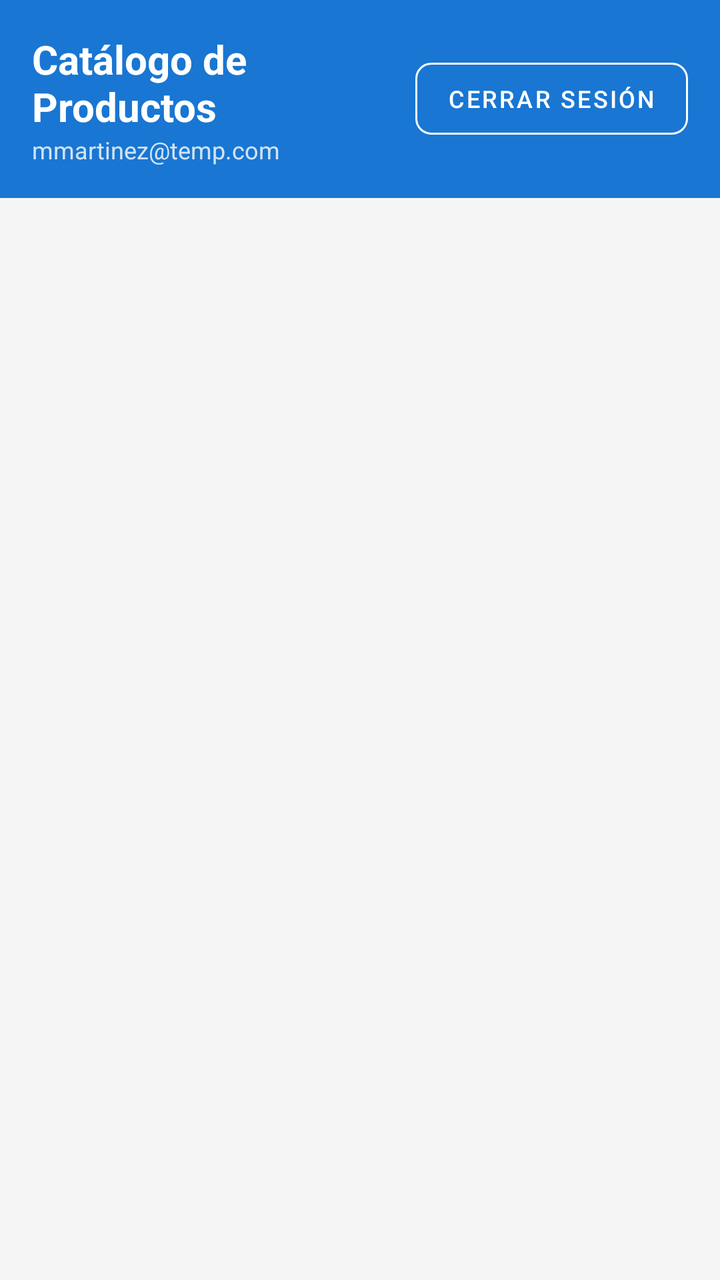
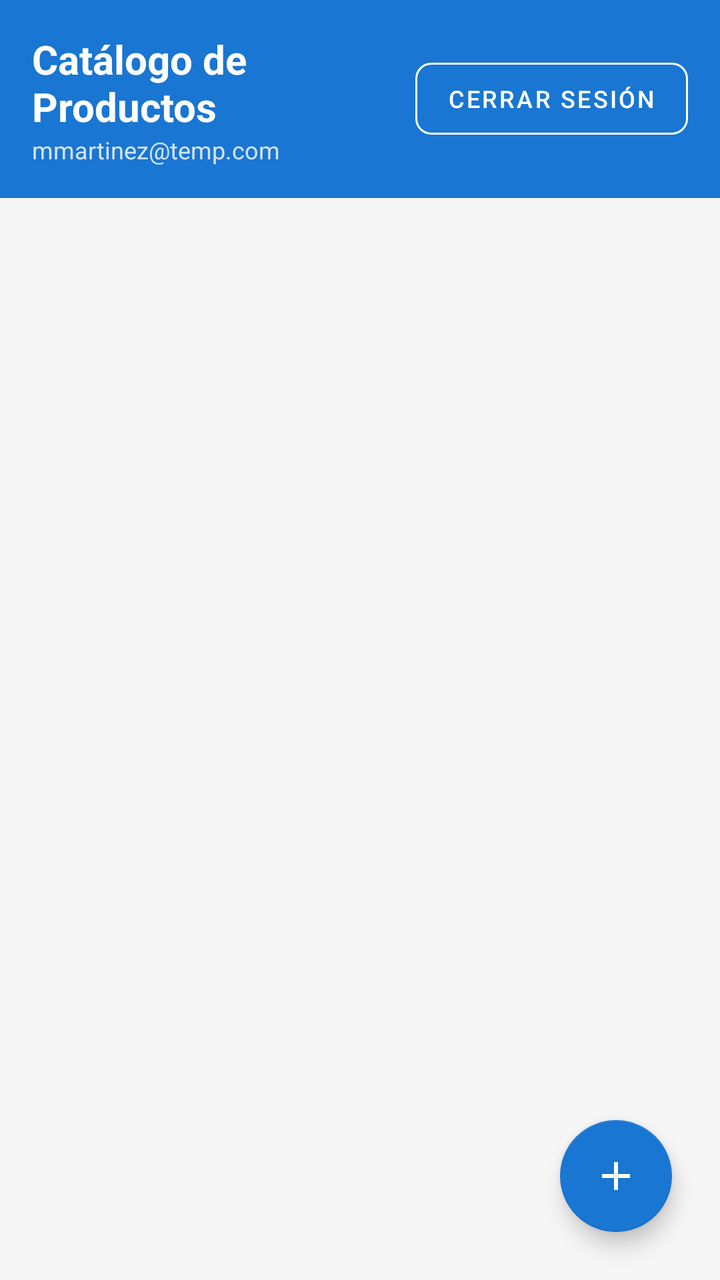

Two renders of the same Android screen: before a commit and after it. Below are the layout's source before the change and the commit's diff.
<!-- AndroidManifest.xml: application theme Theme.DamApiRestApp -->
<!-- res/layout/activity_products.xml -->
<?xml version="1.0" encoding="utf-8"?>
<LinearLayout xmlns:android="http://schemas.android.com/apk/res/android"
    xmlns:app="http://schemas.android.com/apk/res-auto"
    android:layout_width="match_parent"
    android:layout_height="match_parent"
    android:orientation="vertical"
    android:background="@color/light_gray">

    
    <LinearLayout
        android:layout_width="match_parent"
        android:layout_height="wrap_content"
        android:background="@color/primary"
        android:orientation="horizontal"
        android:gravity="center_vertical"
        android:padding="16dp">

        <LinearLayout
            android:layout_width="0dp"
            android:layout_height="wrap_content"
            android:layout_weight="1"
            android:orientation="vertical">

            <TextView
                android:layout_width="wrap_content"
                android:layout_height="wrap_content"
                android:text="Catálogo de Productos"
                android:textColor="@color/white"
                android:textSize="20sp"
                android:textStyle="bold" />

            <TextView
                android:id="@+id/tvUserEmail"
                android:layout_width="wrap_content"
                android:layout_height="wrap_content"
                android:text="mmartinez@temp.com"
                android:textColor="@color/white"
                android:textSize="12sp"
                android:alpha="0.8" />
        </LinearLayout>

        <com.google.android.material.button.MaterialButton
            android:id="@+id/btnLogout"
            android:layout_width="wrap_content"
            android:layout_height="wrap_content"
            android:text="@string/btn_logout"
            android:textSize="12sp"
            app:cornerRadius="8dp"
            style="@style/Widget.MaterialComponents.Button.OutlinedButton"
            app:strokeColor="@color/white"
            android:textColor="@color/white" />
    </LinearLayout>

    <FrameLayout
        android:layout_width="match_parent"
        android:layout_height="match_parent">

        <ProgressBar
            android:id="@+id/progressBar"
            android:layout_width="wrap_content"
            android:layout_height="wrap_content"
            android:layout_gravity="center"
            android:visibility="gone" />

        <TextView
            android:id="@+id/tvEmpty"
            android:layout_width="wrap_content"
            android:layout_height="wrap_content"
            android:layout_gravity="center"
            android:text="@string/empty_products"
            android:textColor="@color/gray"
            android:textSize="16sp"
            android:visibility="gone" />

        <androidx.recyclerview.widget.RecyclerView
            android:id="@+id/rvProducts"
            android:layout_width="match_parent"
            android:layout_height="match_parent"
            android:padding="8dp"
            android:clipToPadding="false" />
    </FrameLayout>

</LinearLayout>
<!-- resources referenced by this layout -->
<resources>
  <color name="gray">#757575</color>
  <color name="light_gray">#F5F5F5</color>
  <color name="primary">#1976D2</color>
  <color name="white">#FFFFFF</color>
  <string name="btn_logout">Cerrar Sesión</string>
  <string name="empty_products">No hay productos registrados</string>
  <style name="Theme.DamApiRestApp" parent="Theme.MaterialComponents.DayNight.DarkActionBar">
          <item name="colorPrimary">@color/primary</item>
          <item name="colorPrimaryVariant">@color/primary_dark</item>
          <item name="colorOnPrimary">@color/white</item>
          <item name="colorSecondary">@color/accent</item>
          <item name="colorSecondaryVariant">@color/accent</item>
          <item name="colorOnSecondary">@color/white</item>
          <item name="android:statusBarColor">?attr/colorPrimaryVariant</item>
      </style>
  <color name="primary_dark">#0D47A1</color>
  <color name="accent">#FF4081</color>
</resources>

<!-- the commit's change to res/layout/activity_products.xml (unified diff, before → after) -->
@@ -78,6 +78,17 @@
             android:layout_height="match_parent"
             android:padding="8dp"
             android:clipToPadding="false" />
+
+        <com.google.android.material.floatingactionbutton.FloatingActionButton
+            android:id="@+id/fabAddProduct"
+            android:layout_width="wrap_content"
+            android:layout_height="wrap_content"
+            android:layout_gravity="bottom|end"
+            android:layout_margin="24dp"
+            android:contentDescription="@string/btn_add_product"
+            android:src="@drawable/ic_add"
+            app:backgroundTint="@color/primary"
+            app:tint="@color/white" />
     </FrameLayout>
 
 </LinearLayout>
<!-- resource entries referenced after the edit -->
@@ -4,6 +4,17 @@
   <color name="light_gray">#F5F5F5</color>
   <color name="primary">#1976D2</color>
   <color name="white">#FFFFFF</color>
+  <!-- drawable ic_add (drawable) -->
+  <vector xmlns:android="http://schemas.android.com/apk/res/android"
+      android:width="24dp"
+      android:height="24dp"
+      android:viewportWidth="24"
+      android:viewportHeight="24">
+      <path
+          android:fillColor="@color/white"
+          android:pathData="M19,13h-6v6h-2v-6H5v-2h6V5h2v6h6v2z" />
+  </vector>
+  <string name="btn_add_product">Agregar Producto</string>
   <string name="btn_logout">Cerrar Sesión</string>
   <string name="empty_products">No hay productos registrados</string>
   <style name="Theme.DamApiRestApp" parent="Theme.MaterialComponents.DayNight.DarkActionBar">
